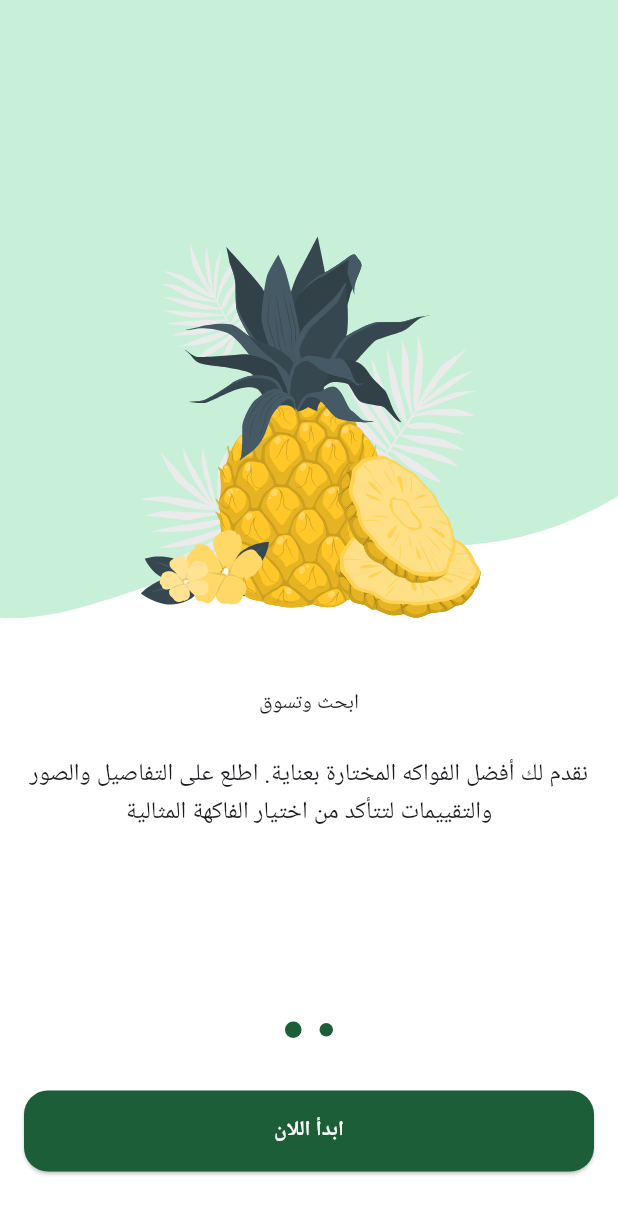
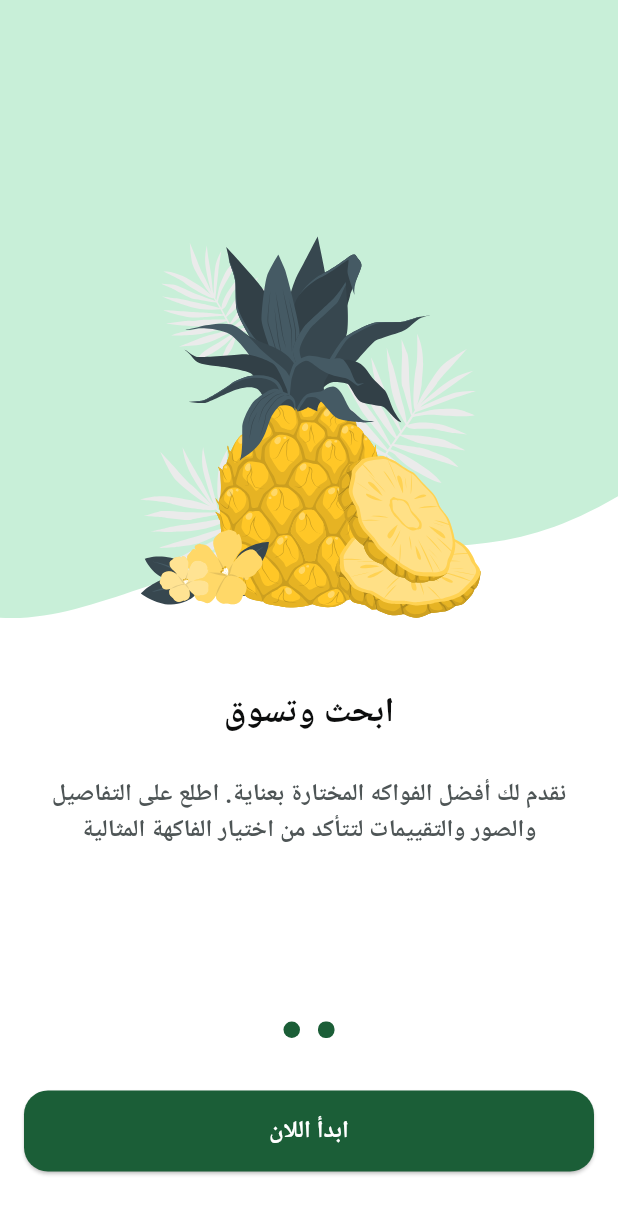
Before and after one commit to PhilopaterNabil/Fruits_Hub-App, a Flutter app: the screen it shows after launch, swiped to page 2, on a phone screen of 412 x 824 dp. Shown: the top 1214 px of the screen. Run offline on Flutter 3.47's test engine with Material 3 defaults, Android fonts, the phone set to English and light mode, and no system bars; drawn by our look-alikes of dots_indicator; our stand-ins replace flutter_svg.

Commit message:
Enhance styling and color usage across onboarding components; add new colors and text styles for improved consistency

```diff
--- a/lib/core/utils/app_colors.dart
+++ b/lib/core/utils/app_colors.dart
@@ -2,5 +2,9 @@ import 'package:flutter/material.dart';
 
 class AppColors {
   static const Color whiteColor = Color(0xFFFFFFFF);
+  static const Color lightGreyColor = Color(0xFF949D9E);
+  static const Color greyColor = Color(0xFF4E5556);
   static const Color greenColor = Color(0xFF1B5E37);
+  static const Color blackColor = Color(0xFF0C0D0D);
+  static const Color orangeColor = Color(0xFFEAA21E);
 }
--- a/lib/core/utils/app_text_styles.dart
+++ b/lib/core/utils/app_text_styles.dart
@@ -1,13 +1,16 @@
 import 'package:flutter/material.dart';
+import 'package:fruits_hub/core/utils/app_colors.dart';
 
 abstract class AppTextStyles {
   static const TextStyle bold13 = TextStyle(
     fontWeight: FontWeight.bold,
     fontSize: 13,
   );
-  static const TextStyle bold23 = TextStyle(
+
+  static const TextStyle font23BlackBold = TextStyle(
+    fontSize: 23,
+    color: AppColors.blackColor,
     fontWeight: FontWeight.bold,
-    fontSize: 23,
   );
 
   static const TextStyle semiBold13 = TextStyle(
@@ -15,9 +18,10 @@ abstract class AppTextStyles {
     fontSize: 13,
   );
 
-  static const TextStyle regular13 = TextStyle(
+  static const TextStyle font13LightGreyRegular = TextStyle(
+    fontSize: 13,
+    color: AppColors.lightGreyColor,
     fontWeight: FontWeight.normal,
-    fontSize: 13,
   );
 
   static const TextStyle bold16 = TextStyle(
@@ -30,9 +34,16 @@ abstract class AppTextStyles {
     fontSize: 19,
   );
 
-  static const TextStyle semiBold16 = TextStyle(
+  static const TextStyle font16GreySemiBold = TextStyle(
+    fontSize: 16,
+    color: AppColors.greyColor,
     fontWeight: FontWeight.w600,
+  );
+
+  static const TextStyle font16WhiteBold = TextStyle(
     fontSize: 16,
+    color: AppColors.whiteColor,
+    fontWeight: FontWeight.w700,
   );
 
   static const TextStyle bold28 = TextStyle(
--- a/lib/core/widgets/custom_button.dart
+++ b/lib/core/widgets/custom_button.dart
@@ -1,5 +1,6 @@
 import 'package:flutter/material.dart';
 import 'package:fruits_hub/core/utils/app_colors.dart';
+import 'package:fruits_hub/core/utils/app_text_styles.dart';
 
 class CustomButton extends StatelessWidget {
   const CustomButton({super.key, this.onPressed, required this.title});
@@ -18,13 +19,7 @@ class CustomButton extends StatelessWidget {
         ),
       ),
       onPressed: onPressed,
-      child: Text(
-        title,
-        style: const TextStyle(
-          color: Colors.white,
-          fontWeight: FontWeight.bold,
-        ),
-      ),
+      child: Text(title, style: AppTextStyles.font16WhiteBold),
     );
   }
 }
--- a/lib/features/on_boarding/data/data_sources/on_boarding_local_data.dart
+++ b/lib/features/on_boarding/data/data_sources/on_boarding_local_data.dart
@@ -1,5 +1,7 @@
 import 'package:flutter/material.dart';
+import 'package:fruits_hub/core/utils/app_colors.dart';
 import 'package:fruits_hub/core/utils/app_images_assets.dart';
+import 'package:fruits_hub/core/utils/app_text_styles.dart';
 import 'package:fruits_hub/features/on_boarding/data/models/on_boarding_model.dart';
 
 final List<OnBoardingModel> onBoardingPages = [
@@ -10,18 +12,21 @@ final List<OnBoardingModel> onBoardingPages = [
         'اكتشف تجربة تسوق فريدة مع FruitHUB. استكشف مجموعتنا الواسعة من الفواكه الطازجة الممتازة واحصل على أفضل العروض والجودة العالية.',
     title: Row(
       mainAxisAlignment: MainAxisAlignment.center,
-      children: const [
-        Text('مرحبًا بك في'),
-        Text('Fruit'),
-        Text('HUB'),
+      children: [
+        Text('مرحبًا بك في', style: AppTextStyles.font23BlackBold),
+        Text(
+          'HUB ',
+          style: AppTextStyles.font23BlackBold.copyWith(color: AppColors.orangeColor),
+        ),
+        Text('Fruit', style: AppTextStyles.font23BlackBold),
       ],
     ),
   ),
   OnBoardingModel(
     imagePath: AppImagesAssets.imagesPageViewItem2Image,
     backgroundImagePath: AppImagesAssets.imagesPageViewItem2BackgroundImage,
-    title: Text('ابحث وتسوق'),
     subTitle:
         'نقدم لك أفضل الفواكه المختارة بعناية. اطلع على التفاصيل والصور والتقييمات لتتأكد من اختيار الفاكهة المثالية',
+    title: Text('ابحث وتسوق', style: AppTextStyles.font23BlackBold),
   ),
 ];
--- a/lib/features/on_boarding/presentation/views/widgets/on_boarding_view_body.dart
+++ b/lib/features/on_boarding/presentation/views/widgets/on_boarding_view_body.dart
@@ -43,6 +43,8 @@ class _OnBoardingViewBodyState extends State<OnBoardingViewBody> {
             color: currentPage == 0 ? AppColors.greenColor.withOpacity(0.5) : AppColors.greenColor,
             activeColor: currentPage == 0 ? AppColors.greenColor : AppColors.greenColor,
             size: Size(11, 11),
+            activeSize: Size(11, 11),
+            activeShape: RoundedRectangleBorder(borderRadius: BorderRadius.circular(5)),
           ),
         ),
         SizedBox(height: 29),
--- a/lib/features/on_boarding/presentation/views/widgets/page_view_item.dart
+++ b/lib/features/on_boarding/presentation/views/widgets/page_view_item.dart
@@ -1,5 +1,6 @@
 import 'package:flutter/material.dart';
 import 'package:flutter_svg/svg.dart';
+import 'package:fruits_hub/core/utils/app_text_styles.dart';
 import 'package:fruits_hub/features/on_boarding/data/models/on_boarding_model.dart';
 
 class PageViewItem extends StatelessWidget {
@@ -34,10 +35,7 @@ class PageViewItem extends StatelessWidget {
                   ? const SizedBox.shrink()
                   : Padding(
                       padding: const EdgeInsets.all(16.0),
-                      child: Text(
-                        'تخطى',
-                        style: Theme.of(context).textTheme.bodySmall,
-                      ),
+                      child: Text('تخطى', style: AppTextStyles.font13LightGreyRegular),
                     ),
             ],
           ),
@@ -52,7 +50,7 @@ class PageViewItem extends StatelessWidget {
             child: Text(
               onBoardingModel.subTitle,
               textAlign: TextAlign.center,
-              style: Theme.of(context).textTheme.bodyLarge,
+              style: AppTextStyles.font16GreySemiBold,
             ),
           ),
         ),
```
